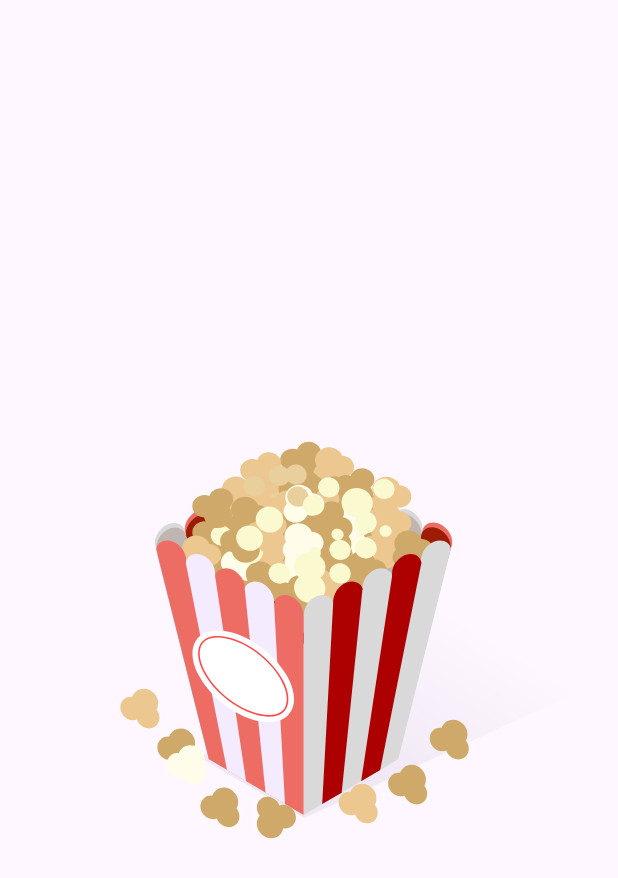
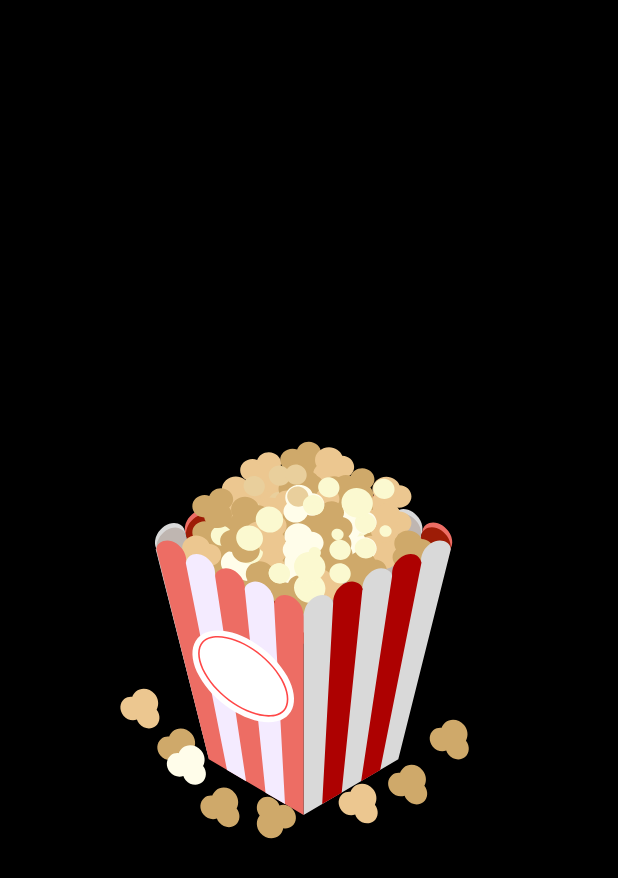
Before and after one commit to mianlandeo/MovieApiApp, an Android app: the SplashFragment screen opened directly, with no data from a screen before it, on a phone screen of 412 x 824 dp. Shown: the top 878 px of the screen. Run offline under Robolectric (Android 15) with nearby library versions, the phone set to English and light mode, and no system bars; our stand-ins replace Dagger/Hilt's generated code; network calls fail.

Commit message:
Version 1 completado

```diff
--- a/app/src/main/AndroidManifest.xml
+++ b/app/src/main/AndroidManifest.xml
@@ -1,7 +1,6 @@
 <?xml version="1.0" encoding="utf-8"?>
 <manifest xmlns:android="http://schemas.android.com/apk/res/android"
-    xmlns:tools="http://schemas.android.com/tools"
-    >
+    xmlns:tools="http://schemas.android.com/tools">
 
     <uses-permission android:name="android.permission.INTERNET"/>
 
--- a/app/src/main/res/layout/fragment_splash.xml
+++ b/app/src/main/res/layout/fragment_splash.xml
@@ -4,7 +4,8 @@
     android:layout_width="match_parent"
     android:layout_height="match_parent"
     xmlns:app="http://schemas.android.com/apk/res-auto"
-    tools:context=".navigation.splash.SplashFragment">
+    tools:context=".navigation.splash.SplashFragment"
+    android:background="@color/black">
 
     <com.airbnb.lottie.LottieAnimationView
         android:id="@+id/animationView"
```
